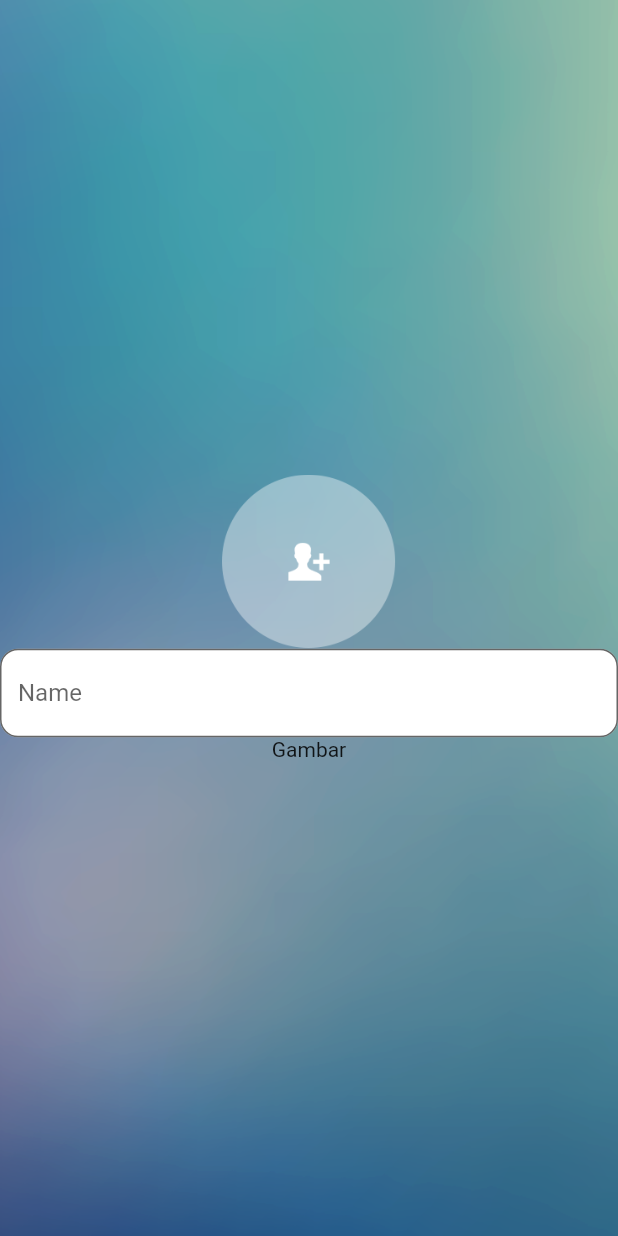
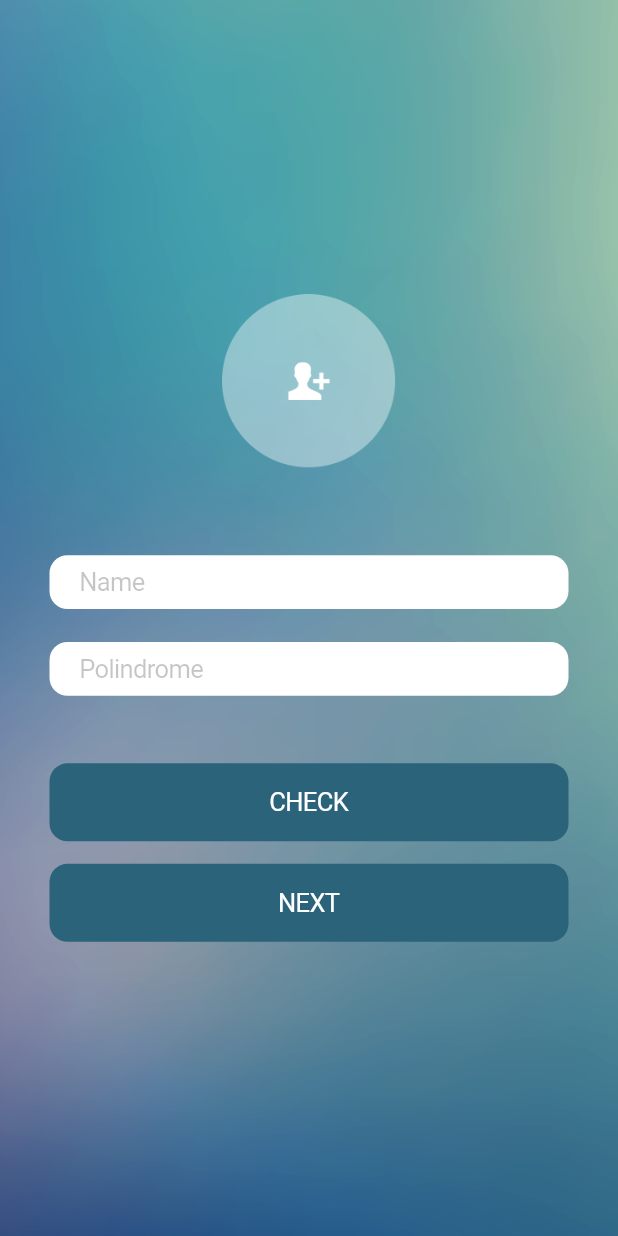
Before and after one commit to ryfazrin/Android_Dev_Test, a Flutter app: the screen it shows after launch, on a phone screen of 412 x 824 dp. Run offline on Flutter 3.47's test engine with Material 2 defaults, Android fonts, the phone set to English and light mode, and no system bars.

Commit message:
update: main to cupertino app

```diff
--- a/lib/main.dart
+++ b/lib/main.dart
@@ -1,3 +1,4 @@
+import 'package:flutter/cupertino.dart';
 import 'package:flutter/material.dart';
 
 void main() {
@@ -10,10 +11,10 @@ class MyApp extends StatelessWidget {
   // This widget is the root of your application.
   @override
   Widget build(BuildContext context) {
-    return MaterialApp(
+    return CupertinoApp(
       title: 'Flutter Demo',
-      theme: ThemeData(
-        primarySwatch: Colors.blue,
+      theme: CupertinoThemeData(
+        primaryColor: Color(0xFF2B637B),
       ),
       home: const MyHomePage(),
     );
@@ -25,8 +26,8 @@ class MyHomePage extends StatelessWidget {
 
   @override
   Widget build(BuildContext context) {
-    return Scaffold(
-      body: Container(
+    return CupertinoPageScaffold(
+      child: Container(
         decoration: BoxDecoration(
           image: DecorationImage(
             image: AssetImage("assets/background.png"),
@@ -34,22 +35,60 @@ class MyHomePage extends StatelessWidget {
           ),
         ),
         child: Center(
+          child: Padding(
+            padding: const EdgeInsets.all(33.0),
             child: Column(
               mainAxisAlignment: MainAxisAlignment.center,
               children: [
                 Image.asset("assets/btn_add_photo.png", width: 116),
-              TextField(
-                decoration: InputDecoration(
-                  border: OutlineInputBorder(
-                    borderRadius: BorderRadius.circular(12.0),
+                SizedBox(height: 58.0),
+                CupertinoTextField(
+                  decoration: BoxDecoration(
+                    color: Colors.white,
+                    borderRadius: BorderRadius.all(Radius.circular(12.0)),
                   ),
-                  hintText: 'Name',
-                  fillColor: Colors.white,
-                  filled: true,
+                  placeholder: "Name",
+                  padding: EdgeInsets.only(
+                    top: 7.94,
+                    bottom: 7.94,
+                    left: 20,
+                    right: 16,
                   ),
                 ),
-              Text("Gambar"),
+                SizedBox(height: 22.0),
+                CupertinoTextField(
+                  decoration: BoxDecoration(
+                    color: Colors.white,
+                    borderRadius: BorderRadius.all(Radius.circular(12.0)),
+                  ),
+                  placeholder: "Polindrome",
+                  padding: EdgeInsets.only(
+                    top: 7.94,
+                    bottom: 7.94,
+                    left: 20,
+                    right: 16,
+                  ),
+                ),
+                SizedBox(height: 45.0),
+                SizedBox(
+                  width: double.infinity,
+                  child: CupertinoButton.filled(
+                    borderRadius: BorderRadius.all(Radius.circular(12.0)),
+                    onPressed: () {},
+                    child: Text("CHECK"),
+                  ),
+                ),
+                SizedBox(height: 15.0),
+                SizedBox(
+                  width: double.infinity,
+                  child: CupertinoButton.filled(
+                    borderRadius: BorderRadius.all(Radius.circular(12.0)),
+                    onPressed: () {},
+                    child: Text("NEXT"),
+                  ),
+                ),
               ],
+            ),
           ),
         ),
       ),
```
Lines whose indentation alone changed are shown as unchanged.
